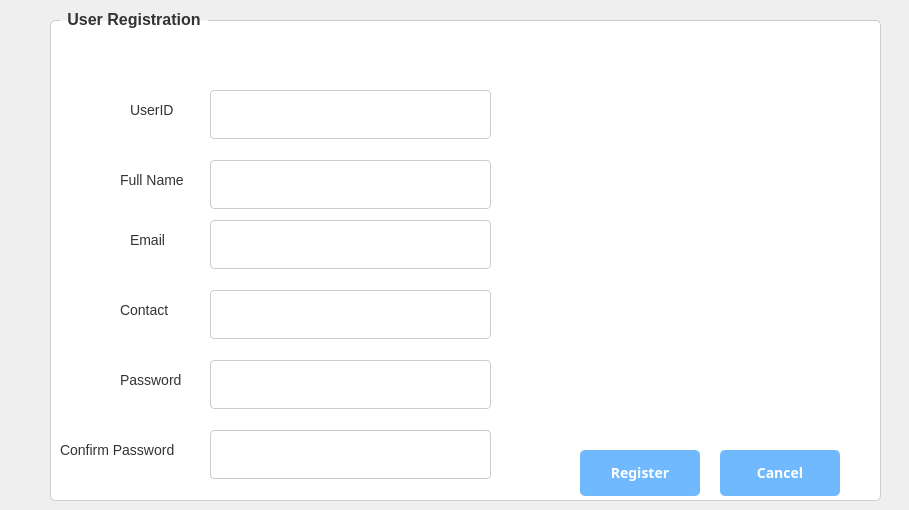
Before: the Qt Designer form registerscreen.ui in WeWeBunnyX/HotelReservationSQL_Application, drawn with Qt 5.
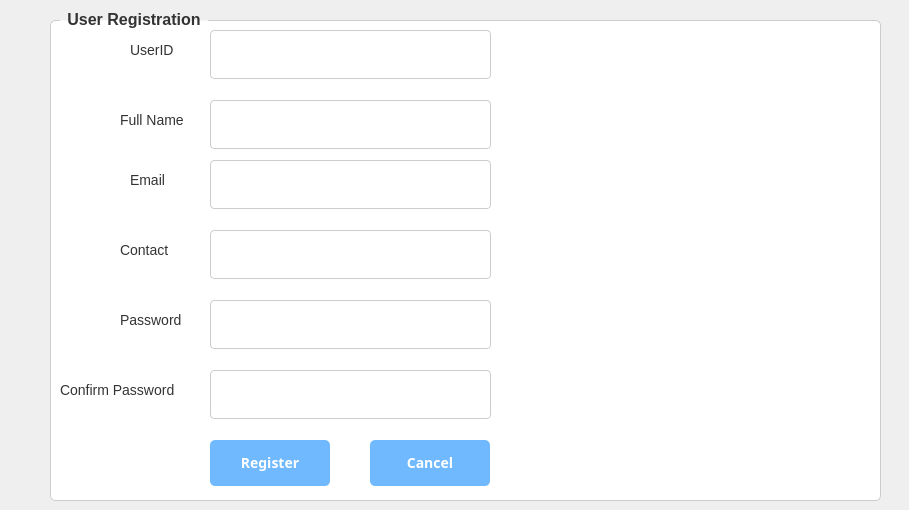
After: the same form once the commit is applied.

Diff of the .ui file:
```diff
--- a/registerscreen.ui
+++ b/registerscreen.ui
@@ -100,7 +100,7 @@
     <property name="geometry">
      <rect>
       <x>160</x>
-      <y>80</y>
+      <y>20</y>
       <width>281</width>
       <height>49</height>
      </rect>
@@ -110,7 +110,7 @@
     <property name="geometry">
      <rect>
       <x>160</x>
-      <y>210</y>
+      <y>150</y>
       <width>281</width>
       <height>49</height>
      </rect>
@@ -120,7 +120,7 @@
     <property name="geometry">
      <rect>
       <x>160</x>
-      <y>280</y>
+      <y>220</y>
       <width>281</width>
       <height>49</height>
      </rect>
@@ -130,17 +130,20 @@
     <property name="geometry">
      <rect>
       <x>160</x>
-      <y>350</y>
+      <y>290</y>
       <width>281</width>
       <height>49</height>
      </rect>
     </property>
+    <property name="echoMode">
+     <enum>QLineEdit::EchoMode::Password</enum>
+    </property>
    </widget>
    <widget class="QLabel" name="userLabel">
     <property name="geometry">
      <rect>
       <x>80</x>
-      <y>90</y>
+      <y>30</y>
       <width>91</width>
       <height>19</height>
      </rect>
@@ -159,7 +162,7 @@
     <property name="geometry">
      <rect>
       <x>80</x>
-      <y>220</y>
+      <y>160</y>
       <width>91</width>
       <height>19</height>
      </rect>
@@ -178,7 +181,7 @@
     <property name="geometry">
      <rect>
       <x>70</x>
-      <y>290</y>
+      <y>230</y>
       <width>91</width>
       <height>19</height>
      </rect>
@@ -197,7 +200,7 @@
     <property name="geometry">
      <rect>
       <x>70</x>
-      <y>360</y>
+      <y>300</y>
       <width>91</width>
       <height>19</height>
      </rect>
@@ -216,17 +219,20 @@
     <property name="geometry">
      <rect>
       <x>160</x>
-      <y>420</y>
+      <y>360</y>
       <width>281</width>
       <height>49</height>
      </rect>
     </property>
+    <property name="echoMode">
+     <enum>QLineEdit::EchoMode::Password</enum>
+    </property>
    </widget>
    <widget class="QLabel" name="confPassword">
     <property name="geometry">
      <rect>
       <x>10</x>
-      <y>430</y>
+      <y>370</y>
       <width>141</width>
       <height>19</height>
      </rect>
@@ -244,8 +250,8 @@
    <widget class="QPushButton" name="registerButton">
     <property name="geometry">
      <rect>
-      <x>530</x>
-      <y>440</y>
+      <x>160</x>
+      <y>430</y>
       <width>120</width>
       <height>46</height>
      </rect>
@@ -264,8 +270,8 @@
    <widget class="QPushButton" name="cancelButton">
     <property name="geometry">
      <rect>
-      <x>670</x>
-      <y>440</y>
+      <x>320</x>
+      <y>430</y>
       <width>120</width>
       <height>46</height>
      </rect>
@@ -285,7 +291,7 @@
     <property name="geometry">
      <rect>
       <x>160</x>
-      <y>150</y>
+      <y>90</y>
       <width>281</width>
       <height>49</height>
      </rect>
@@ -295,7 +301,7 @@
     <property name="geometry">
      <rect>
       <x>70</x>
-      <y>160</y>
+      <y>100</y>
       <width>91</width>
       <height>19</height>
      </rect>
```
